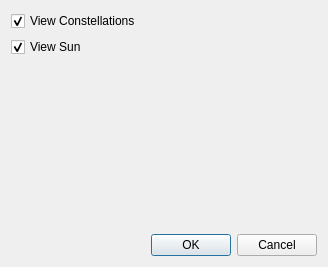
Qt form src/plugins/render/stars/StarsConfigWidget.ui (KDE/marble) before a commit.
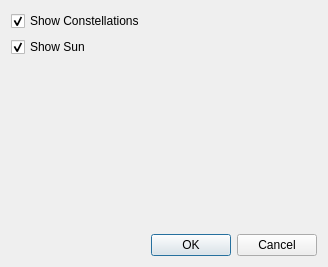
The same form after that commit.

Commit message: Use Show... instead of View...

```diff
--- a/src/plugins/render/stars/StarsConfigWidget.ui
+++ b/src/plugins/render/stars/StarsConfigWidget.ui
@@ -17,7 +17,7 @@
    <item>
     <widget class="QCheckBox" name="m_viewConstellationsCheckBox">
      <property name="text">
-      <string>View Constellations</string>
+      <string>Show Constellations</string>
      </property>
      <property name="checked">
       <bool>true</bool>
@@ -27,7 +27,7 @@
    <item>
     <widget class="QCheckBox" name="m_viewSunCheckBox">
      <property name="text">
-      <string>View Sun</string>
+      <string>Show Sun</string>
      </property>
      <property name="checked">
       <bool>true</bool>
```
